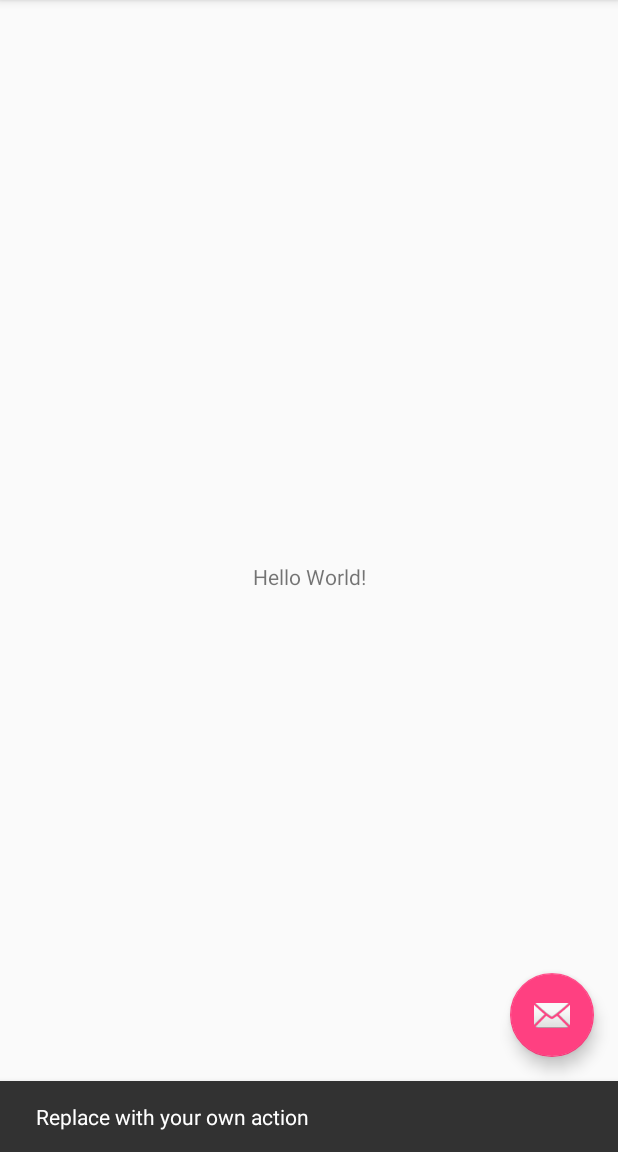
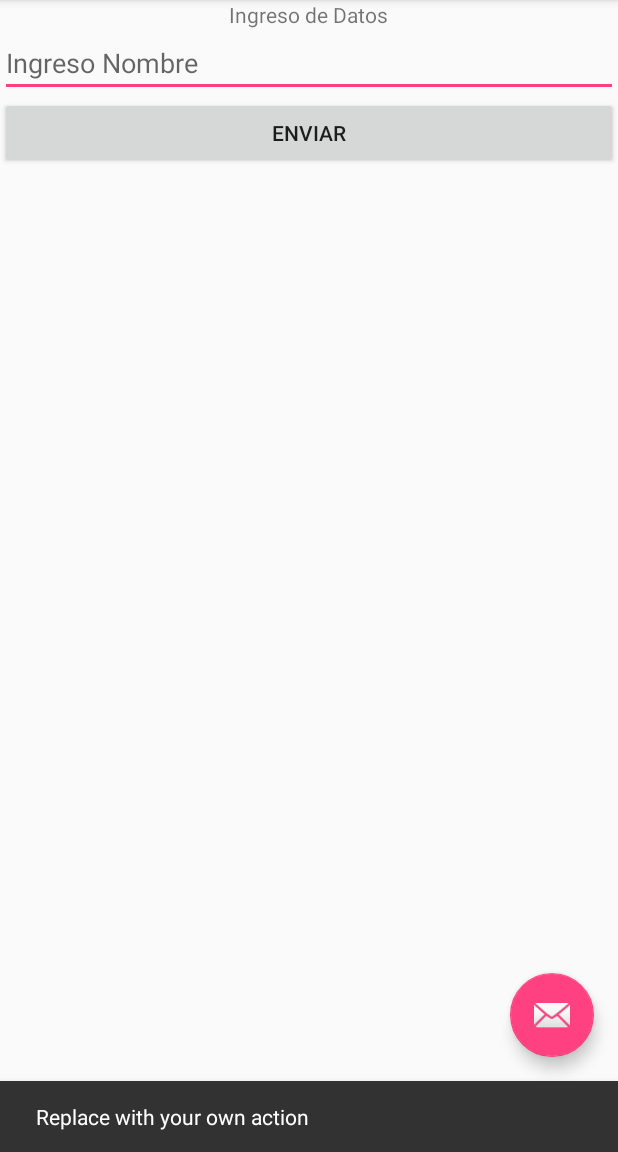
Before and after one commit to CARA-Leoreal/UpaoSelfie, an Android app: the screen it shows after launch (MainActivity), after a tap on an icon or button, on a phone screen of 412 x 824 dp, the part 84-1236 px from its top. Run offline under Robolectric (Android 15) with nearby library versions, the phone set to English and light mode, and no system bars.

Commit message:
Widgets XML y Java

```diff
--- a/app/src/main/java/rac/com/example/upao/upaoselfie/MainActivity.java
+++ b/app/src/main/java/rac/com/example/upao/upaoselfie/MainActivity.java
@@ -8,13 +8,21 @@ import android.support.v7.widget.Toolbar;
 import android.view.View;
 import android.view.Menu;
 import android.view.MenuItem;
+import android.widget.EditText;
+import android.widget.Toast;
+
+import rac.com.example.upao.upaoselfie.model.Alumno;
 
 public class MainActivity extends AppCompatActivity {
+
+    private Alumno alumno;
 
     @Override
     protected void onCreate(Bundle savedInstanceState) {
         super.onCreate(savedInstanceState);
+
         setContentView(R.layout.activity_main);
+
         Toolbar toolbar = (Toolbar) findViewById(R.id.toolbar);
         setSupportActionBar(toolbar);
 
@@ -26,6 +34,17 @@ public class MainActivity extends AppCompatActivity {
                         .setAction("Action", null).show();
             }
         });
+    }
+
+    public void enviarDatos(View view){
+
+        alumno = new Alumno();
+        EditText editNombre=(EditText)findViewById(R.id.nombre);
+        String nombre=editNombre.getText().toString();
+
+        alumno.setNombre(nombre);
+
+        Toast.makeText(getBaseContext(),"Hola "+alumno.getNombre(), Toast.LENGTH_LONG).show();
     }
 
     @Override
--- a/app/src/main/res/layout/content_main.xml
+++ b/app/src/main/res/layout/content_main.xml
@@ -1,20 +1,37 @@
 <?xml version="1.0" encoding="utf-8"?>
-<android.support.constraint.ConstraintLayout xmlns:android="http://schemas.android.com/apk/res/android"
+<LinearLayout xmlns:android="http://schemas.android.com/apk/res/android"
     xmlns:app="http://schemas.android.com/apk/res-auto"
     xmlns:tools="http://schemas.android.com/tools"
+
     android:layout_width="match_parent"
     android:layout_height="match_parent"
+
+    android:orientation="vertical"
+
     app:layout_behavior="@string/appbar_scrolling_view_behavior"
     tools:context="rac.com.example.upao.upaoselfie.MainActivity"
     tools:showIn="@layout/activity_main">
 
     <TextView
+        android:id="@+id/mensaje"
         android:layout_width="wrap_content"
         android:layout_height="wrap_content"
-        android:text="Hello World!"
-        app:layout_constraintBottom_toBottomOf="parent"
-        app:layout_constraintLeft_toLeftOf="parent"
-        app:layout_constraintRight_toRightOf="parent"
-        app:layout_constraintTop_toTopOf="parent" />
+        android:text="@string/label_datos"
+        android:layout_gravity="center_horizontal"/>
 
-</android.support.constraint.ConstraintLayout>
+    <EditText
+        android:id="@+id/nombre"
+        android:layout_width="match_parent"
+        android:layout_height="wrap_content"
+        android:hint="@string/label_datos1" />
+
+    <Button
+        android:id="@+id/enviar"
+        android:layout_width="match_parent"
+        android:layout_height="wrap_content"
+        android:text="@string/label_datos2"
+        android:onClick="enviarDatos"
+        />
+
+
+</LinearLayout>
--- a/app/src/main/res/values/strings.xml
+++ b/app/src/main/res/values/strings.xml
@@ -1,4 +1,8 @@
 <resources>
     <string name="app_name">Upao Selfie</string>
     <string name="action_settings">Settings</string>
+    <string name="label_datos">Ingreso de Datos</string>
+    <string name="label_datos1">Ingreso Nombre</string>
+    <string name="label_datos2">Enviar</string>
+
 </resources>
```
